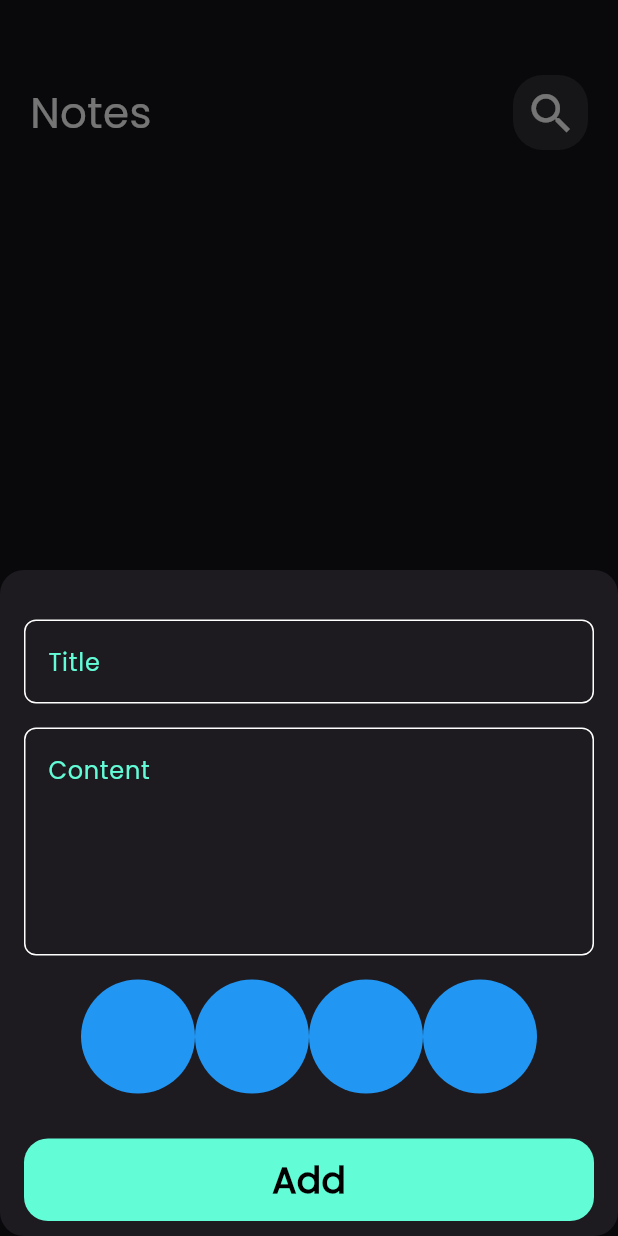
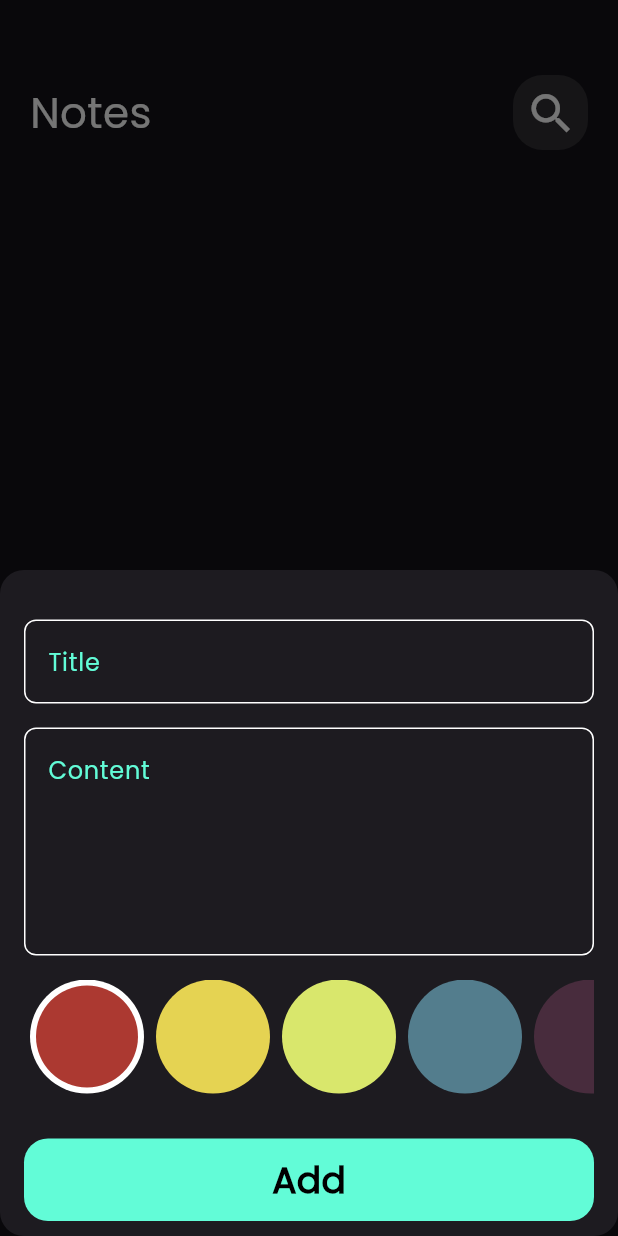
Before and after one commit to Mahmoudelnagar5/Notes-App, a Flutter app: the screen it shows after launch, after a tap on the "add" icon, on a phone screen of 412 x 824 dp. Run offline on Flutter 3.47's test engine with Material 3 defaults, Android fonts, the phone set to English and light mode, and no system bars; our stand-ins replace flutter_bloc, font_awesome_flutter, hive, hive_flutter; accounts and stored records are empty; statements that could not run were skipped.

Commit message:
create color list view part two

```diff
--- a/analysis_options.yaml
+++ b/analysis_options.yaml
@@ -7,6 +7,9 @@
 
 # The following line activates a set of recommended lints for Flutter apps,
 # packages, and plugins designed to encourage good coding practices.
+analyzer:
+  errors:
+    non_constant_identifier_names: ignore
 include: package:flutter_lints/flutter.yaml
 
 linter:
--- a/lib/views/widgets/colors_list_view.dart
+++ b/lib/views/widgets/colors_list_view.dart
@@ -1,30 +1,65 @@
 import 'package:flutter/material.dart';
 
 class ColorItem extends StatelessWidget {
-  const ColorItem({super.key});
-
+  const ColorItem({super.key, required this.isActive, required this.color});
+  final bool isActive;
+  final Color color;
   @override
   Widget build(BuildContext context) {
-    return const CircleAvatar(
-      backgroundColor: Colors.blue,
-      radius: 38,
-    );
+    return isActive
+        ? CircleAvatar(
+            radius: 38,
+            backgroundColor: Colors.white,
+            child: CircleAvatar(
+              backgroundColor: color,
+              radius: 34,
+            ),
+          )
+        : CircleAvatar(
+            backgroundColor: color,
+            radius: 38,
+          );
   }
 }
 
-class ColorsListView extends StatelessWidget {
+class ColorsListView extends StatefulWidget {
   const ColorsListView({super.key});
 
+  @override
+  State<ColorsListView> createState() => _ColorsListViewState();
+}
+
+class _ColorsListViewState extends State<ColorsListView> {
+  int currentIndex = 0;
+  List<Color> colors = const [
+    Color(0xffAC3931),
+    Color(0xffE5D352),
+    Color(0xffD9E76C),
+    Color(0xff537D8D),
+    Color(0xff482C3D),
+  ];
   @override
   Widget build(BuildContext context) {
     return SizedBox(
       height: 2 * 38,
       child: ListView.builder(
-        itemCount: 4,
+        itemCount: colors.length,
         shrinkWrap: true,
         scrollDirection: Axis.horizontal,
         itemBuilder: (context, index) {
-          return const ColorItem();
+          return Padding(
+            padding: const EdgeInsets.symmetric(horizontal: 4.0),
+            child: InkWell(
+              onTap: () {
+                currentIndex = index;
+                setState(() {});
+              },
+              child: ColorItem(
+                color: colors[index],
+                isActive: currentIndex == index,
+              ),
+            ),
+          );
         },
       ),
     );
```
